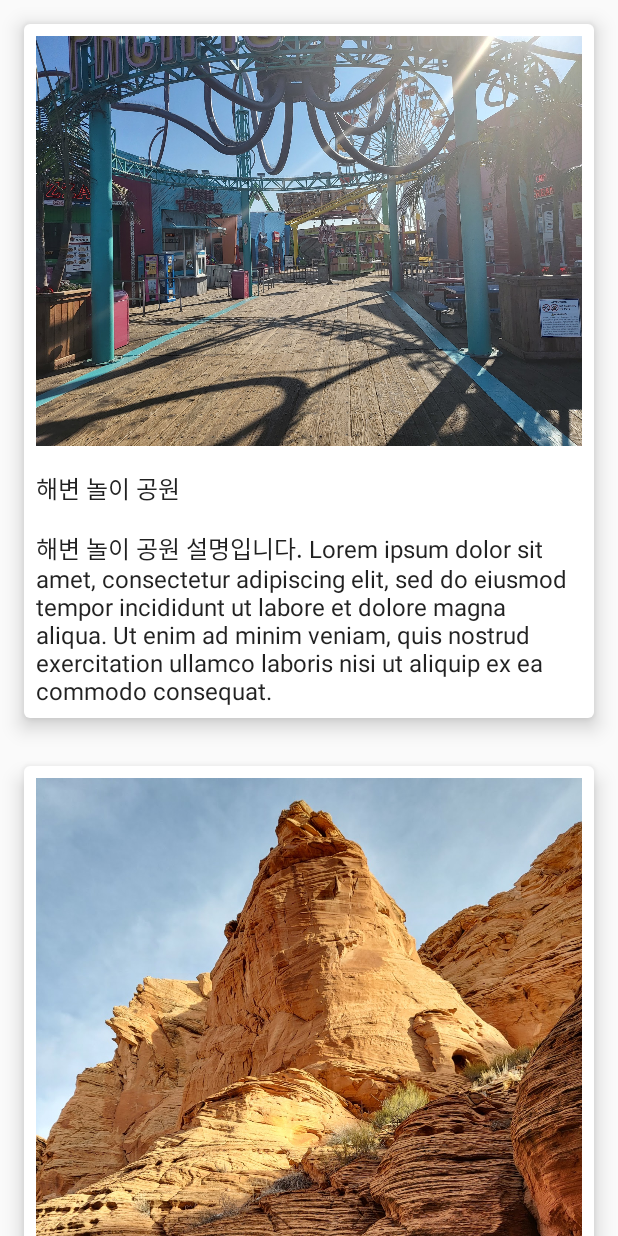
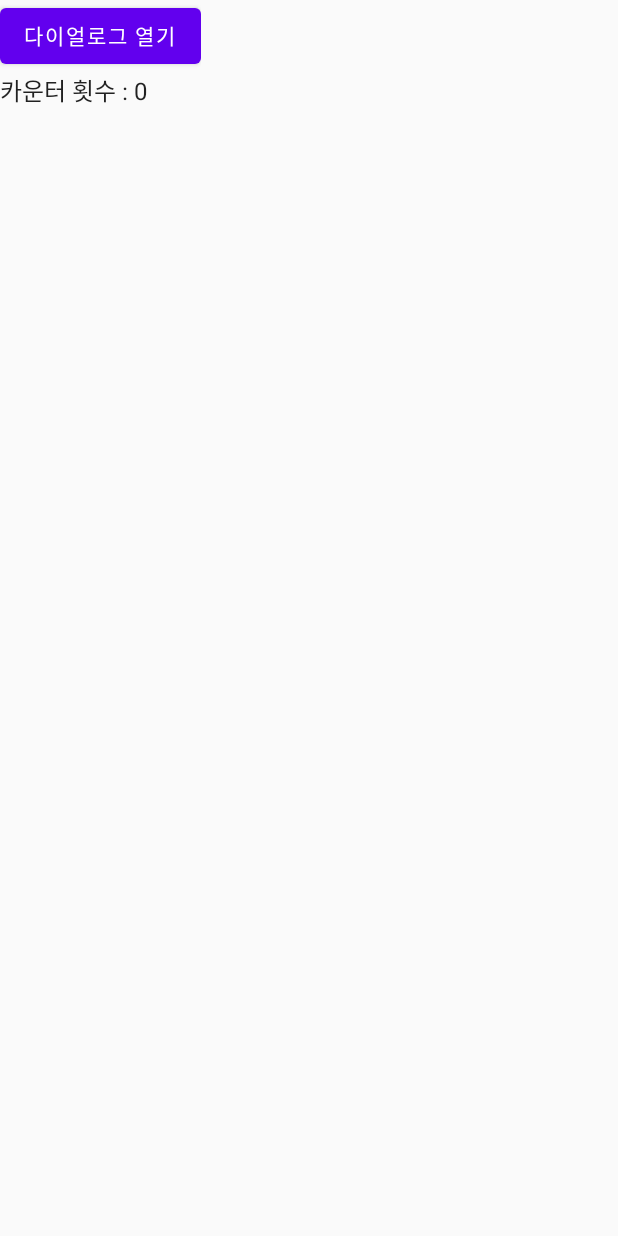
Before and after one commit to massOan/ComposeEtc, an Android app built with Jetpack Compose: the screen it shows after launch (MainActivity), on a phone screen of 412 x 824 dp. Run offline under Robolectric (Android 15) with nearby library versions, the phone set to English and light mode, and no system bars; our stand-ins replace constraintlayout-compose; pictures from the network do not load.

Commit message:
commit
Dialog 예제 추가

```diff
--- a/app/src/main/java/com/example/compose_etc/MainActivity.kt
+++ b/app/src/main/java/com/example/compose_etc/MainActivity.kt
@@ -54,7 +54,7 @@ class MainActivity : ComponentActivity() {
         super.onCreate(savedInstanceState)
         setContent {
             Compose_etcTheme {
-                CatalogFuntion(items)
+                dialogEx()
             }
         }
     }
@@ -459,6 +459,9 @@ fun ConstraintsLayoutFunction() {
     }
 
 
+}
+
+
 @Composable
 fun ConstraintSetFunction() {
 
@@ -537,9 +540,53 @@ fun ConstraintsLayoutFunction() {
                 .layoutId("yellowBox")
 
         ) {
+        }
+    }
+}
 
+@Composable
+fun dialogEx() {
+    var openDialog by remember {
+        mutableStateOf(false)
+    }
+
+    var count = remember {
+        mutableStateOf(0)
+    }
+
+    if (openDialog) {
+        AlertDialog(
+            onDismissRequest = {
+                //Dialog 외부를 눌럿을때 타는 구문
+                openDialog = false
+            },
+            confirmButton = {
+                Button(onClick = {
+                    count.value ++
+                    openDialog = false
+                }) {
+                    Text(text = "더하기")
+                }
+            },
+            dismissButton = {
+                 Button(onClick = {openDialog = false}) {
+                     Text(text = "dismiss")
+                 }
+
+            },
+            title = { Text(text = "Dialog 예제") },
+            text = {
+                Text(text ="Dialog 예제이고 더하기를 누르면 count가 증가됩니다.")
+            }
+        )
+    }
+    Column {
+        Button(onClick = {
+            openDialog = true
+        }) {
+            Text(text = "다이얼로그 열기")
+        }
+        Text(text = "카운터 횟수 : ${count.value}")
     }
 
 }
-    }
-}
```
Lines whose indentation alone changed are shown as unchanged.
